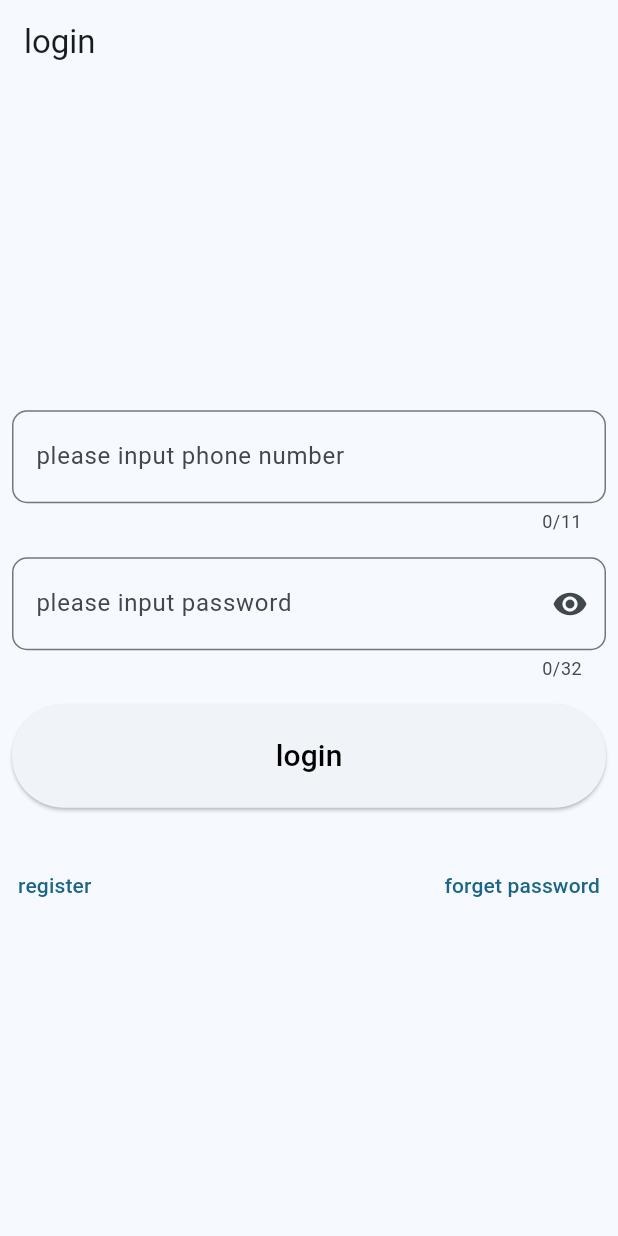
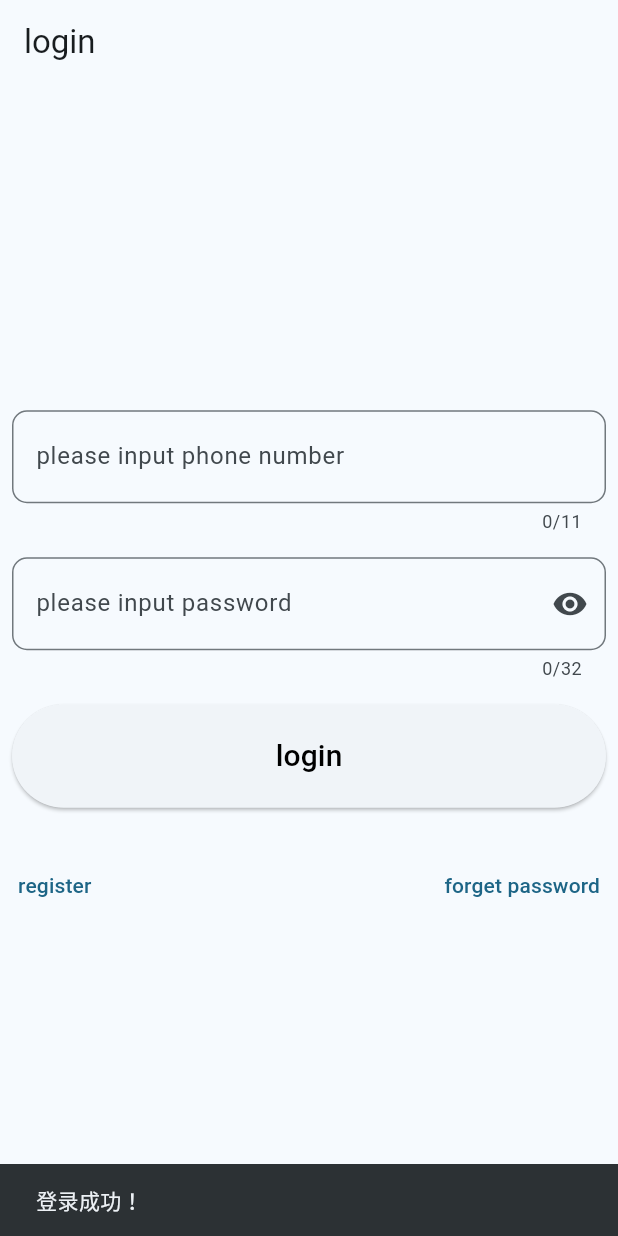
Before and after one commit to TaoOfNature/shop, a Flutter app: the LoginWidget screen opened directly, after a tap on "login", on a phone screen of 412 x 824 dp. Run offline on Flutter 3.47's test engine with Material 3 defaults, Android fonts, the phone set to English and light mode, and no system bars; our stand-ins replace dio, flutter_bloc, retrofit; generated files the repository leaves out were written again.

Commit message:
modify structure

```diff
--- /dev/null
+++ b/lib/domain/entities/user.dart
@@ -0,0 +1,10 @@
+class User {
+  final String id;
+  final String name;
+
+  const User({required this.id, required this.name});
+
+  User copyWith({String? id, String? name}) {
+    return User(id: id ?? this.id, name: name ?? this.name);
+  }
+}
--- /dev/null
+++ b/lib/domain/repositories/login_repository.dart
@@ -0,0 +1,5 @@
+import 'package:shop/domain/entities/user.dart';
+
+abstract class LoginRepository {
+  Future<User> login(String phone, String password);
+}
--- /dev/null
+++ b/lib/domain/usecase/login_usecase.dart
@@ -0,0 +1,11 @@
+import 'package:shop/domain/entities/user.dart';
+import 'package:shop/domain/repositories/login_repository.dart';
+
+class LoginUsecase {
+  final LoginRepository _repository;
+  const LoginUsecase(this._repository);
+
+  Future<User>? login(String phone, String password) {
+    return _repository.login(phone, password);
+  }
+}
--- a/lib/main.dart
+++ b/lib/main.dart
@@ -1,8 +1,12 @@
 import 'package:flutter/material.dart';
 import 'package:flutter/widget_previews.dart';
+import 'package:flutter_bloc/flutter_bloc.dart';
 import 'package:flutter_localizations/flutter_localizations.dart';
 import 'package:logging/logging.dart';
-import 'package:shop/pages/login.dart';
+import 'package:shop/domain/usecase/login_usecase.dart';
+import 'package:shop/model/repositories/login_repository_impl.dart';
+import 'package:shop/presentation/bloc/login/login_bloc.dart';
+import 'package:shop/presentation/pages/login.dart';
 import 'package:shop/gen/app_localizations.dart';
 
 void main() {
@@ -22,7 +26,17 @@ class MyApp extends StatelessWidget {
 
   @override
   Widget build(BuildContext context) {
-    return MaterialApp(
+    return MultiBlocProvider(
+      providers: [
+        BlocProvider<LoginBloc>(
+          create: (BuildContext context) {
+            final repository = LoginRepositoryImpl();
+            final useCase = LoginUsecase(repository);
+            return LoginBloc(useCase);
+          },
+        ),
+      ],
+      child: MaterialApp(
         supportedLocales: AppLocalizations.supportedLocales,
         localizationsDelegates: const [
           GlobalMaterialLocalizations.delegate,
@@ -38,6 +52,7 @@ class MyApp extends StatelessWidget {
           ),
         ),
         home: LoginWidget(),
+      ),
     );
   }
 }
--- /dev/null
+++ b/lib/model/repositories/login_repository_impl.dart
@@ -0,0 +1,9 @@
+import 'package:shop/domain/entities/user.dart';
+import 'package:shop/domain/repositories/login_repository.dart';
+
+class LoginRepositoryImpl extends LoginRepository {
+  @override
+  Future<User> login(String phone, String password) async {
+    return User(id: "id", name: "name");
+  }
+}
--- a/lib/pages/login.dart
+++ /dev/null
@@ -1,94 +0,0 @@
-import 'package:flutter/material.dart';
-import 'package:flutter/widget_previews.dart';
-import 'package:logging/logging.dart';
-import 'package:shop/gen/app_localizations.dart';
-import 'package:shop/widgets/forms/forms.dart';
-
-var _log = Logger("login");
-
-class LoginWidget extends StatelessWidget {
-  const LoginWidget({super.key});
-
-  @override
-  Widget build(BuildContext context) {
-    return Scaffold(
-      appBar: AppBar(title: Text("login")),
-      body: Column(
-        mainAxisAlignment: MainAxisAlignment.center,
-        children: [
-          _phoneWidget(context),
-          _passwordWidget(context),
-          Padding(
-            padding: const EdgeInsets.all(8.0),
-            child: SizedBox(
-              width: double.infinity,
-              child: ElevatedButton(
-                onPressed: () {
-                  _log.info(
-                    "login ${_phoneController.text},${_passworkController.text}",
-                  );
-                },
-                style: ElevatedButton.styleFrom(
-                  padding: EdgeInsets.symmetric(vertical: 20),
-                ),
-                child: Text(
-                  AppLocalizations.of(context)!.login,
-                  style: styleInput,
-                ),
-              ),
-            ),
-          ),
-          SizedBox(height: 20),
-          Row(
-            children: [
-              TextButton(
-                onPressed: () {
-                  _log.info("register");
-                },
-                child: Text(AppLocalizations.of(context)!.register),
-              ),
-              const Spacer(),
-              TextButton(
-                onPressed: () {
-                  _log.info("forgot password");
-                },
-                child: Text(AppLocalizations.of(context)!.forgetPassword),
-              ),
-            ],
-          ),
-        ],
-      ),
-    );
-  }
-
-  // Login widget implementation
-}
-
-@Preview(name: "login")
-Widget getLoginWidget() {
-  return LoginWidget();
-}
-
-var styleInput = TextStyle(color: Colors.black, fontSize: 20);
-TextEditingController _phoneController = TextEditingController();
-TextEditingController _passworkController = TextEditingController();
-
-Widget _phoneWidget(BuildContext context) {
-  return InputWidget(
-    controller: _phoneController,
-    labelText: AppLocalizations.of(context)!.labelTextPhone,
-    inputType: TextInputType.phone,
-    maxLength: 11,
-    config: InputConfig(textStyle: styleInput),
-  );
-}
-
-Widget _passwordWidget(BuildContext context) {
-  return InputWidget(
-    controller: _passworkController,
-    labelText: AppLocalizations.of(context)!.labelTextPassword,
-    inputType: TextInputType.visiblePassword,
-    maxLength: 32,
-    config: InputConfig(textStyle: styleInput),
-  );
-}
--- /dev/null
+++ b/lib/presentation/bloc/login/login_bloc.dart
@@ -0,0 +1,35 @@
+import 'package:flutter_bloc/flutter_bloc.dart';
+import 'package:shop/domain/usecase/login_usecase.dart';
+import 'package:shop/presentation/bloc/login/login_event.dart';
+import 'package:shop/presentation/bloc/login/login_state.dart';
+
+class LoginBloc extends Bloc<LoginEvent, LoginState> {
+  final LoginUsecase loginUsecase;
+
+  LoginBloc(this.loginUsecase) : super(LoginInitial()) {
+    // 3. 注册事件处理器
+    // 我们明确定义处理函数：handler (event, emit)
+    on<LoginButtonPressed>(_onLoginButtonPressed);
+  }
+
+  Future<void> _onLoginButtonPressed(
+    LoginButtonPressed event,
+    Emitter<LoginState> emit,
+  ) async {
+    // --- 第一步：通知 UI 层，现在开始加载了 ---
+    emit(LoginLoading());
+
+    try {
+      // --- 第二步：调用业务层，等待结果 ---
+      // event.username 和 event.password 是从 UI 传进来的
+      final user = await loginUsecase.login(event.username, event.password);
+      // user?.
+      // --- 第三步：如果上面那行没报错，说明成功了 ---
+      emit(LoginSuccess(user!));
+    } catch (e) {
+      // --- 第四步：如果 try 块报错了，捕获异常，发出失败状态 ---
+      emit(LoginFailure(e.toString()));
+    }
+  }
+
+}
--- /dev/null
+++ b/lib/presentation/bloc/login/login_event.dart
@@ -0,0 +1,7 @@
+abstract class LoginEvent {}
+
+class LoginButtonPressed extends LoginEvent {
+  final String username;
+  final String password;
+  LoginButtonPressed(this.username, this.password);
+}
--- /dev/null
+++ b/lib/presentation/bloc/login/login_state.dart
@@ -0,0 +1,19 @@
+import 'package:shop/domain/entities/user.dart';
+
+abstract class LoginState {
+  const LoginState();
+}
+
+class LoginInitial extends LoginState {}
+
+class LoginLoading extends LoginState {}
+
+class LoginSuccess extends LoginState {
+  final User user;
+  const LoginSuccess(this.user);
+}
+
+class LoginFailure extends LoginState {
+  final String message;
+  const LoginFailure(this.message);
+}
--- /dev/null
+++ b/lib/presentation/pages/login.dart
@@ -0,0 +1,121 @@
+import 'package:flutter/material.dart';
+import 'package:flutter/widget_previews.dart';
+import 'package:flutter_bloc/flutter_bloc.dart';
+import 'package:logging/logging.dart';
+import 'package:shop/gen/app_localizations.dart';
+import 'package:shop/presentation/bloc/login/login_bloc.dart';
+import 'package:shop/presentation/bloc/login/login_event.dart';
+import 'package:shop/presentation/bloc/login/login_state.dart';
+import 'package:shop/presentation/pages/widgets/forms/forms.dart';
+
+var _log = Logger("login");
+
+class LoginWidget extends StatelessWidget {
+  const LoginWidget({super.key});
+
+  @override
+  Widget build(BuildContext context) {
+    return Scaffold(
+      appBar: AppBar(title: Text("login")),
+      body: BlocConsumer<LoginBloc, LoginState>(
+        builder: (context, state) {
+          if (state is LoginLoading) {
+            return const Center(child: CircularProgressIndicator());
+          }
+          return Column(
+            mainAxisAlignment: MainAxisAlignment.center,
+            children: [
+              _phoneWidget(context),
+              _passwordWidget(context),
+              Padding(
+                padding: const EdgeInsets.all(8.0),
+                child: SizedBox(
+                  width: double.infinity,
+                  child: ElevatedButton(
+                    onPressed: () {
+                      var phone = _phoneController.text;
+                      var password = _passworkController.text;
+                      final event = LoginButtonPressed(phone, password);
+                      // 这一行是 UI 和 Bloc 连接的唯一入口
+                      context.read<LoginBloc>().add(event);
+                      _log.info(
+                        "login ${_phoneController.text},${_passworkController.text}",
+                      );
+                    },
+                    style: ElevatedButton.styleFrom(
+                      padding: EdgeInsets.symmetric(vertical: 20),
+                    ),
+                    child: Text(
+                      AppLocalizations.of(context)!.login,
+                      style: styleInput,
+                    ),
+                  ),
+                ),
+              ),
+              SizedBox(height: 20),
+              Row(
+                children: [
+                  TextButton(
+                    onPressed: () {
+                      _log.info("register");
+                    },
+                    child: Text(AppLocalizations.of(context)!.register),
+                  ),
+                  const Spacer(),
+                  TextButton(
+                    onPressed: () {
+                      _log.info("forgot password");
+                    },
+                    child: Text(AppLocalizations.of(context)!.forgetPassword),
+                  ),
+                ],
+              ),
+            ],
+          );
+        },
+        listener: (BuildContext context, LoginState state) {
+          if (state is LoginSuccess) {
+            // 登录成功，显示提示
+            ScaffoldMessenger.of(
+              context,
+            ).showSnackBar(const SnackBar(content: Text("登录成功！")));
+          } else if (state is LoginFailure) {
+            // 登录失败，显示错误原因
+            ScaffoldMessenger.of(
+              context,
+            ).showSnackBar(SnackBar(content: Text(state.message)));
+          }
+        },
+      ),
+    );
+  }
+}
+
+@Preview(name: "login")
+Widget getLoginWidget() {
+  return LoginWidget();
+}
+
+var styleInput = TextStyle(color: Colors.black, fontSize: 20);
+TextEditingController _phoneController = TextEditingController();
+TextEditingController _passworkController = TextEditingController();
+
+Widget _phoneWidget(BuildContext context) {
+  return InputWidget(
+    controller: _phoneController,
+    labelText: AppLocalizations.of(context)!.labelTextPhone,
+    inputType: TextInputType.phone,
+    maxLength: 11,
+    config: InputConfig(textStyle: styleInput),
+  );
+}
+
+Widget _passwordWidget(BuildContext context) {
+  return InputWidget(
+    controller: _passworkController,
+    labelText: AppLocalizations.of(context)!.labelTextPassword,
+    inputType: TextInputType.visiblePassword,
+    maxLength: 32,
+    config: InputConfig(textStyle: styleInput),
+  );
+}
--- a/lib/widgets/forms/input_widget.dart
+++ b/lib/presentation/pages/widgets/forms/input_widget.dart
@@ -1,5 +1,5 @@
 import 'package:flutter/material.dart';
-import 'package:shop/widgets/forms/input_config.dart';
+import 'package:shop/presentation/pages/widgets/forms/input_config.dart';
 
 class InputWidget extends StatefulWidget {
   // --- 核心属性（必须） ---
@@ -36,6 +36,12 @@ class _InputWidgetState extends State<InputWidget> {
   void initState() {
     super.initState();
     obscureText = widget.inputType == TextInputType.visiblePassword;
+  }
+
+  @override
+  void dispose() {
+    widget.controller.dispose();
+    super.dispose();
   }
 
   @override
```
Also changed, not shown: pubspec.yaml (+7 -0 lines), lib/injection_container.dart (added), lib/presentation/pages/widgets/buttons/primary_button.dart (added), lib/presentation/pages/widgets/forms/forms.dart (renamed from lib/widgets/forms/forms.dart), lib/presentation/pages/widgets/forms/input_config.dart (renamed from lib/widgets/forms/input_config.dart), pubspec.lock, 2 other files. Lines whose indentation alone changed are shown as unchanged.
